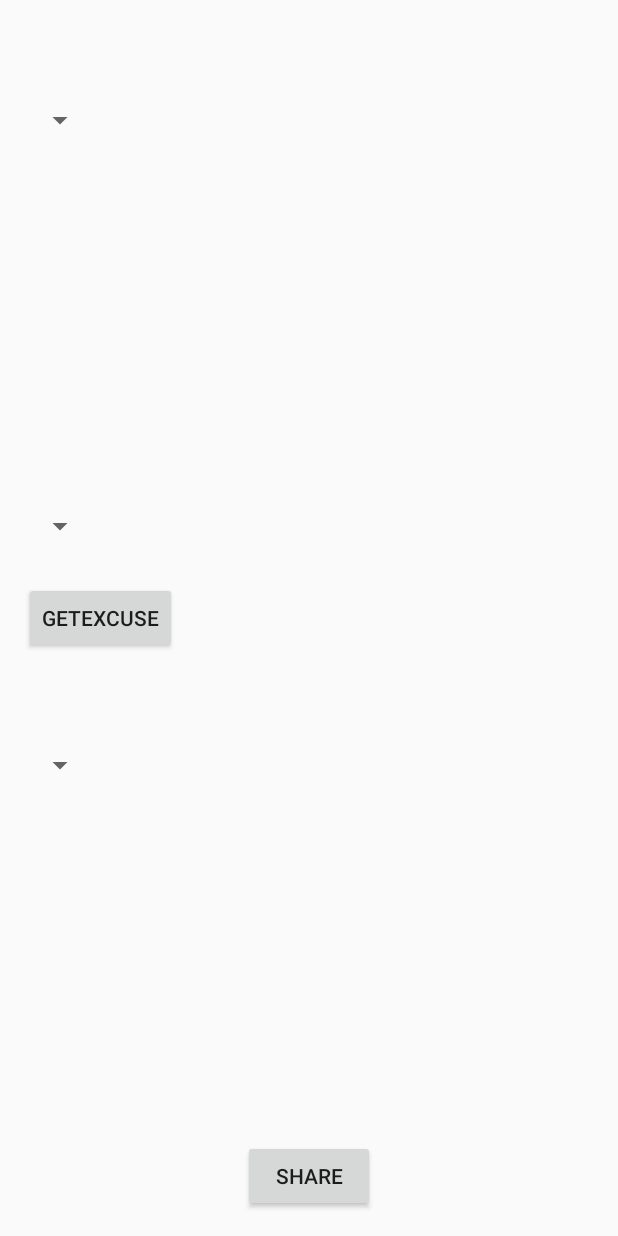
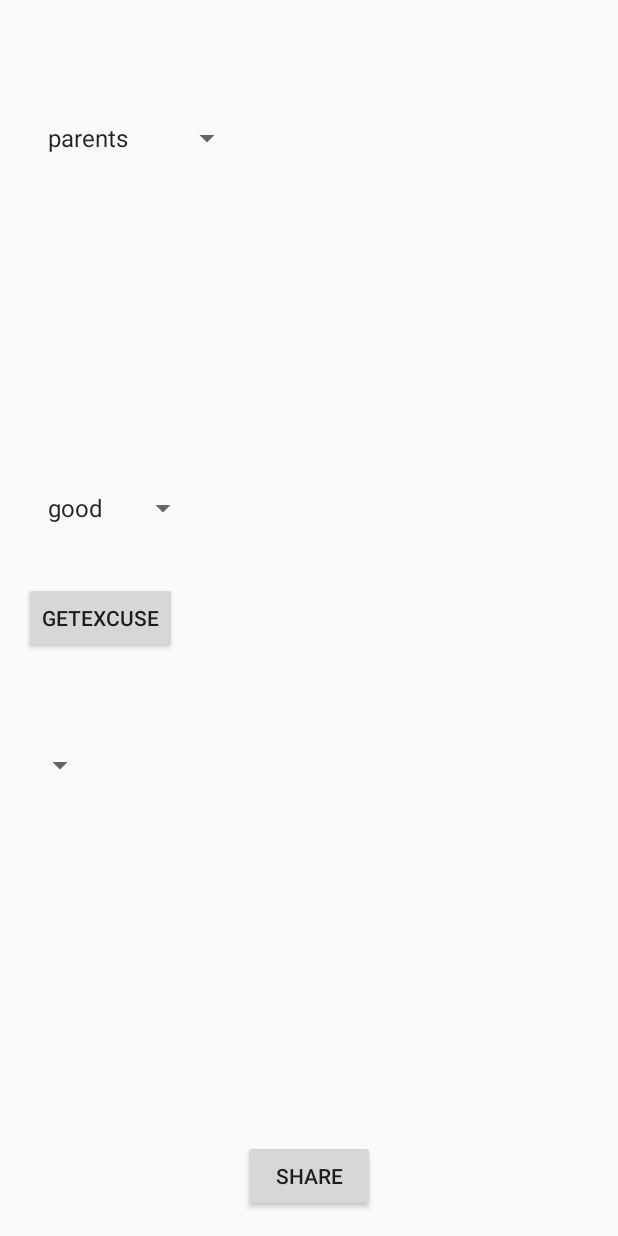
Before and after one commit to dnivyo/ExcuseGenerator, an Android app: the TailorExcuseActivity screen opened directly, with no data from a screen before it, after a tap on "GETEXCUSE", on a phone screen of 412 x 824 dp. Run offline under Robolectric (Android 15) with nearby library versions, the phone set to English and light mode, and no system bars; libraries missing offline, so code that uses them is left out: com.readystatesoftware.sqliteasset; 11 statements that could not run were skipped.

Commit message:
Fix Tailored Excuse

```diff
--- a/app/src/main/java/nz/aut/dms/excusegenerator/MainActivity.java
+++ b/app/src/main/java/nz/aut/dms/excusegenerator/MainActivity.java
@@ -41,7 +41,7 @@ public class MainActivity extends Activity {
     @Override
     protected void onCreate(Bundle savedInstanceState) {
         dbHandler = new DatabaseHandler(getApplicationContext());
-        //getPrefsOnStartup();
+        getPrefsOnStartup();
         super.onCreate(savedInstanceState);
         setContentView(R.layout.activity_main);
     }
@@ -149,7 +149,7 @@ public class MainActivity extends Activity {
 
 
     public void onTailorExcuse(View view) {
-       if (!username.equals("")){
+      if (!username.equals("")){
            Intent intent = new Intent(this, TailorExcuseActivity.class);
            intent.putExtra(USERNAME, username);
            intent.putExtra(AGE, age);
--- a/app/src/main/java/nz/aut/dms/excusegenerator/TailorExcuseActivity.java
+++ b/app/src/main/java/nz/aut/dms/excusegenerator/TailorExcuseActivity.java
@@ -15,6 +15,7 @@ import android.widget.Toast;
 
 import java.util.ArrayList;
 import java.util.List;
+import java.util.Objects;
 
 import nz.aut.dms.excusegenerator.nz.aut.dms.excusegenerator.entities.DatabaseHandler;
 import nz.aut.dms.excusegenerator.nz.aut.dms.excusegenerator.entities.Excuse;
@@ -26,9 +27,10 @@ public class TailorExcuseActivity extends Activity implements AdapterView.OnItem
     List<Excuse> excuses;
     Spinner spinnerPerson, spinnerQuality, spinnerExcuse;
     String Person,Quality,Excuse;
-    private String username;
-    private char sex;
-    private int age;
+     String username;
+     String sexString;
+     char sex;
+     int age;
 
     @Override
     protected void onCreate(Bundle savedInstanceState) {
@@ -37,21 +39,33 @@ public class TailorExcuseActivity extends Activity implements AdapterView.OnItem
         super.onCreate(savedInstanceState);
         setContentView(R.layout.activity_tailor_excuse);
         // seb Added Code
-
-
+        Intent intent = getIntent();
+        username = intent.getStringExtra(MainActivity.USERNAME);
+        sexString = intent.getStringExtra(MainActivity.SEX);
+        sex =sexString.charAt(0);
+        ArrayList<String> personList  = new ArrayList<String>();
+        personList.add("parents");
+        personList.add("student");
+        personList.add("teacher");
+        personList.add("friend");
+        personList.add("employer");
+        personList.add("lover");
+        ArrayList<String> qualityList  = new ArrayList<String>();
+        qualityList.add("good");
+        qualityList.add("bad");
         final ArrayList<String> Excuse  = new ArrayList<String>();
         Excuse.add("Please Select Your Target First");
 
         spinnerPerson = (Spinner) findViewById(R.id.spinPerson);
         ArrayAdapter<String> adapterPerson = new ArrayAdapter<String>(this,
-                android.R.layout.simple_list_item_1, dbHandler.getAllPersons());
+                android.R.layout.simple_list_item_1, personList);
         spinnerPerson.setAdapter(adapterPerson); // Apply the adapter to the spinner
         spinnerPerson.setOnItemSelectedListener(this);
 
         /* Method 2 - Use String Array in string resources */
         spinnerQuality = (Spinner) findViewById(R.id.spinQuality);
         ArrayAdapter<String> adapterQuality = new ArrayAdapter<String>(this,
-                android.R.layout.simple_list_item_1,dbHandler.getAllQuality());
+                android.R.layout.simple_list_item_1,qualityList);
         spinnerQuality.setAdapter(adapterQuality);
         spinnerQuality.setOnItemSelectedListener(this);
 
@@ -64,17 +78,40 @@ public class TailorExcuseActivity extends Activity implements AdapterView.OnItem
     }
     //seb
     public void getExcuse(View view) {
+        String inputPerson="";
+        String inputQuality="";
         Person = spinnerPerson.getSelectedItem().toString();
         Quality = spinnerQuality.getSelectedItem().toString();
         showToast("Spinner1: Person=" + Person + ",Spinner2: Person=" + Quality);
+        if (Person == "parents") {
+            inputPerson = "p";
+        }
+        if (Person == "student") {
+            inputPerson ="s";
+        }
+        if (Person == "teacher") {
+            inputPerson ="t";
+        }
+        if (Person == "friend") {
+            inputPerson ="f";
+        }
+        if (Person == "employer") {
+            inputPerson ="e";
+        }
+        if (Person == "lover") {
+            inputPerson ="l";
+        }
 
-        //test
-        sex='g';
-        age=20;
+        if(Quality == "good") {
+            inputQuality = "g";
+        }
+        if (Quality == "bad"){
+            inputQuality = "b";
+        }
         ArrayAdapter<String> adapterExcuse = new ArrayAdapter<String>(this,
-                android.R.layout.simple_list_item_1,dbHandler.getAllVailedExcuses(Person, Quality,sex,age));
+                android.R.layout.simple_list_item_1,dbHandler.getAllVailedExcuses(inputPerson, inputQuality,sex,age));
         spinnerExcuse.setAdapter(adapterExcuse);
-        //test
+
     }
     public void shareExcuse(View view) {
         Excuse = spinnerExcuse.getSelectedItem().toString();
@@ -114,20 +151,17 @@ public class TailorExcuseActivity extends Activity implements AdapterView.OnItem
        //Seb
         switch(parent.getId()) {
             case R.id.spinPerson:
-                // Do stuff for spinner1
-                showToast("Spinner1: position=" + position );
+              //testing  showToast("Spinner1: position=" + position );
                 break;
             case R.id.spinQuality:
-                // Do stuff for spinner2
-                showToast("In switch-statement for spinner2. Value=" + parent.getItemAtPosition(position));
+                //testingshowToast("In switch-statement for spinner2. Value=" + parent.getItemAtPosition(position));
                 break;
             case R.id.spinExcuse:
-                // Do stuff for spinner2
-                showToast("In switch-statement for spinner3. Value=" + parent.getItemAtPosition(position));
+                //testing  showToast("In switch-statement for spinner3. Value=" + parent.getItemAtPosition(position));
                 break;
             default:
-                showToast("Read error log"); // DEBUG
-                Log.d("DEBUG", "a different spinner was selected");
+                //testing showToast("Read error log");
+                //testing  Log.d("DEBUG", "a different spinner was selected");
                 break;
             //seb
         }
@@ -136,12 +170,12 @@ public class TailorExcuseActivity extends Activity implements AdapterView.OnItem
     @Override
     public void onNothingSelected(AdapterView<?> parent) {
        //seb
-        Toast.makeText(this, "You selected nothing", Toast.LENGTH_LONG).show();
+        //testing Toast.makeText(this, "You selected nothing", Toast.LENGTH_LONG).show();
         //seb
     }
     //seb
     void showToast(CharSequence msg) {
-        Toast.makeText(this, msg, Toast.LENGTH_SHORT).show();
+        //testing Toast.makeText(this, msg, Toast.LENGTH_SHORT).show();
     }
     //seb
 }
--- a/app/src/main/res/layout/activity_main.xml
+++ b/app/src/main/res/layout/activity_main.xml
@@ -72,6 +72,7 @@
                     android:layout_width="fill_parent"
                     android:layout_height="wrap_content"
                     android:id="@+id/imageButton11"
+                    android:onClick="onMainRegisterClick"
                     android:background="@null"
                     android:layout_weight="1"
                     android:src="@mipmap/user"
```
Also changed, not shown: app/src/main/java/nz/aut/dms/excusegenerator/nz/aut/dms/excusegenerator/entities/DatabaseHandler.java (+51 -20 lines).
